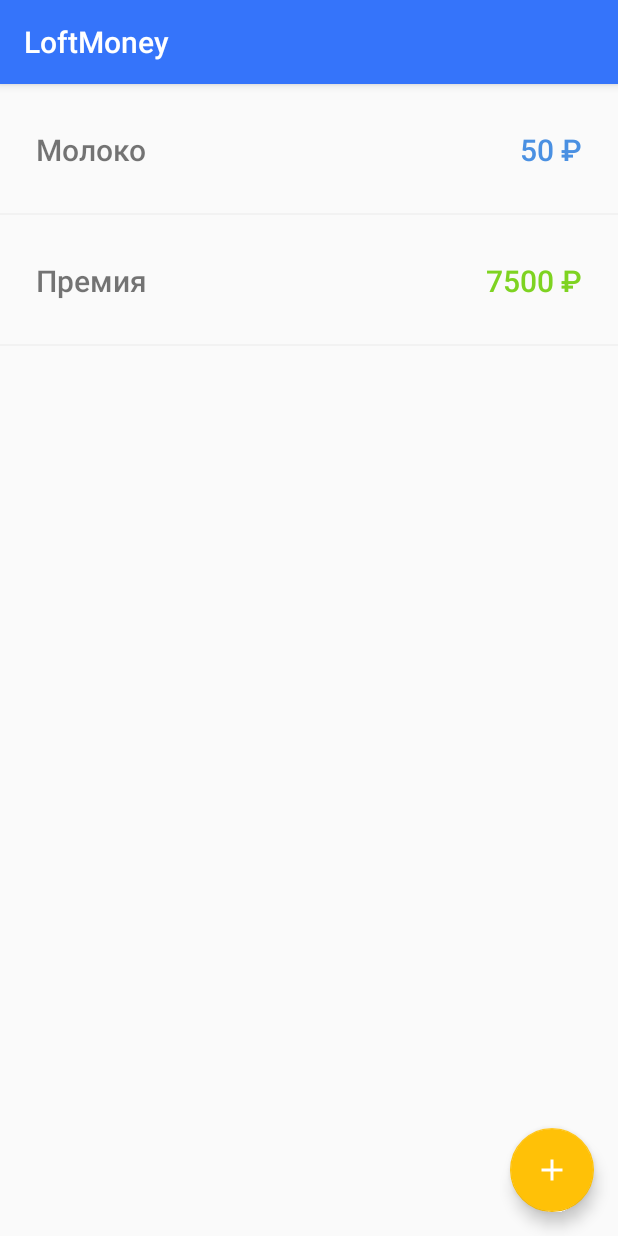
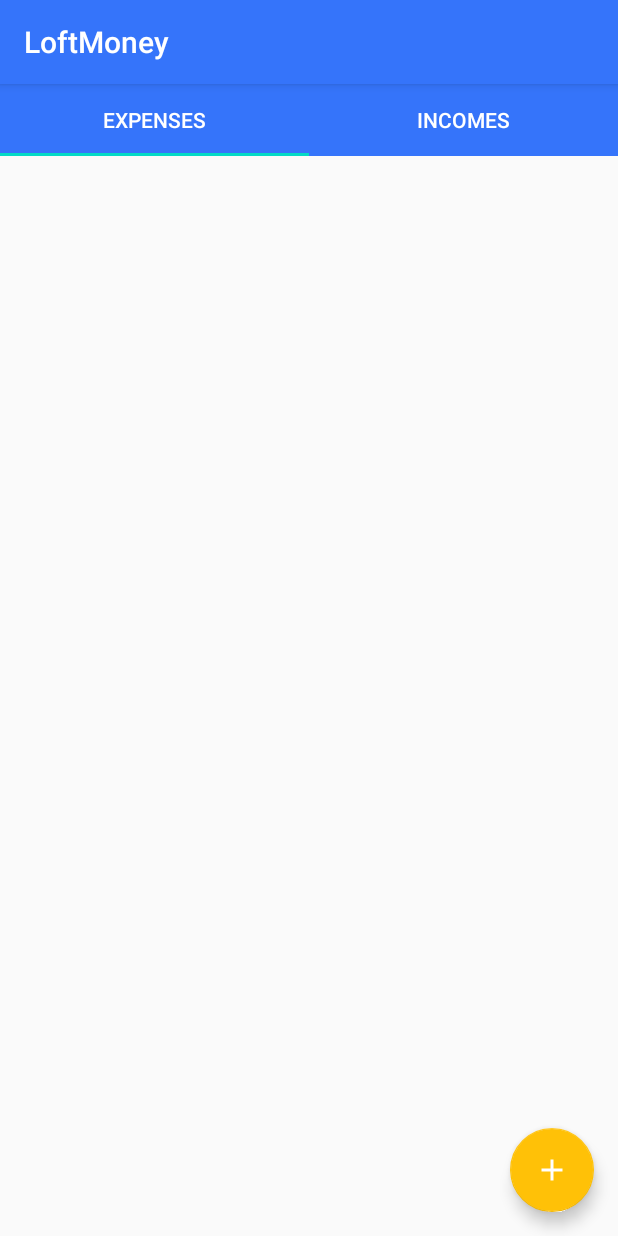
Before and after one commit to BornToNight/LoftMoney, an Android app: the screen it shows after launch (MainActivity), on a phone screen of 412 x 824 dp. Run offline under Robolectric (Android 15) with nearby library versions, the phone set to English and light mode, and no system bars.

Commit message:
ДЗ-2-2

```diff
--- a/app/build.gradle
+++ b/app/build.gradle
@@ -28,6 +28,7 @@ dependencies {
     implementation 'androidx.constraintlayout:constraintlayout:1.1.3'
     implementation "androidx.recyclerview:recyclerview:1.1.0"
     implementation 'com.google.android.material:material:1.1.0'
+    implementation 'com.google.android.material:material:1.3.0-alpha01'
     testImplementation 'junit:junit:4.12'
     androidTestImplementation 'androidx.test.ext:junit:1.1.1'
     androidTestImplementation 'androidx.test.espresso:espresso-core:3.2.0'
--- a/app/src/main/java/ru/borntonight/loftmoney/MainActivity.java
+++ b/app/src/main/java/ru/borntonight/loftmoney/MainActivity.java
@@ -1,71 +1,49 @@
 package ru.borntonight.loftmoney;
 
-import android.content.Intent;
 import android.os.Bundle;
-import android.view.View;
 
-import java.util.ArrayList;
-import java.util.List;
+import com.google.android.material.tabs.TabLayout;
 
+import androidx.annotation.NonNull;
 import androidx.appcompat.app.AppCompatActivity;
-import androidx.recyclerview.widget.LinearLayoutManager;
-import androidx.recyclerview.widget.RecyclerView;
-import ru.borntonight.loftmoney.item.Item;
-import ru.borntonight.loftmoney.item.ItemAdapter;
-import ru.borntonight.loftmoney.item.ItemAdapterClick;
+import androidx.fragment.app.Fragment;
+import androidx.fragment.app.FragmentManager;
+import androidx.fragment.app.FragmentPagerAdapter;
+import androidx.fragment.app.FragmentTransaction;
+import androidx.viewpager.widget.ViewPager;
+import ru.borntonight.loftmoney.item.BudgetFragment;
 
 public class MainActivity extends AppCompatActivity {
-
-    private RecyclerView recyclerView;
-    ItemAdapter itemAdapter;
 
     @Override
     protected void onCreate(Bundle savedInstanceState) {
         super.onCreate(savedInstanceState);
         setContentView(R.layout.activity_main);
 
-        recyclerView = findViewById(R.id.priceRecycleView);
-        itemAdapter = new ItemAdapter();
+        TabLayout tabLayout = findViewById(R.id.tabs);
+        ViewPager viewPager = findViewById(R.id.viewPager);
+        viewPager.setAdapter(new BudgetPagerAdapter(getSupportFragmentManager(), FragmentPagerAdapter.BEHAVIOR_RESUME_ONLY_CURRENT_FRAGMENT));
 
-        recyclerView.setAdapter(itemAdapter);
-        recyclerView.setLayoutManager(new LinearLayoutManager(getApplicationContext(), LinearLayoutManager.VERTICAL, false));
-
-        itemAdapter.addData(generateExpenses());
-        itemAdapter.addData(generateIncomes());
-        itemAdapter.setItemAdapterClick(new ItemAdapterClick() {
-            @Override
-            public void onItemClick(Item item) {
-                // todo действие при нажатии
-            }
-        });
-
+        tabLayout.setupWithViewPager(viewPager);
+        tabLayout.getTabAt(0).setText(R.string.expenses);
+        tabLayout.getTabAt(1).setText(R.string.incomes);
     }
 
-    @Override
-    protected void onActivityResult(int requestCode, int resultCode, Intent data) {
-        super.onActivityResult(requestCode, resultCode, data);
-        if (requestCode == 1 && resultCode == RESULT_OK) {
+    public static class BudgetPagerAdapter extends FragmentPagerAdapter {
 
-            // fixme цвет в зависимости от доход/расход
-            Item item = new Item(data.getStringExtra("name"), data.getStringExtra("price"), R.color.colorAppleGreen );
-            itemAdapter.addData(item);
+        public BudgetPagerAdapter(@NonNull FragmentManager fm, int behavior) {
+            super(fm, behavior);
+        }
+
+        @NonNull
+        @Override
+        public Fragment getItem(int position) {
+            return new BudgetFragment();
+        }
+
+        @Override
+        public int getCount() {
+            return 2;
         }
     }
-
-    private List<Item> generateExpenses() {
-        List<Item> items = new ArrayList<>();
-        items.add(new Item("Молоко", "50 ₽", R.color.colorExpense));
-        return items;
-    }
-
-    private List<Item> generateIncomes() {
-        List<Item> items = new ArrayList<>();
-        items.add(new Item("Премия", "7500 ₽", R.color.colorAppleGreen));
-        return items;
-    }
-
-    public void addItemClick(View v) {
-        Intent intentAddItem = new Intent(this, AddItemActivity.class);
-        startActivityForResult(intentAddItem, 1);
-    }
 }
--- /dev/null
+++ b/app/src/main/java/ru/borntonight/loftmoney/item/BudgetFragment.java
@@ -0,0 +1,68 @@
+package ru.borntonight.loftmoney.item;
+
+import android.app.Activity;
+import android.content.Intent;
+import android.os.Bundle;
+import android.view.LayoutInflater;
+import android.view.View;
+import android.view.ViewGroup;
+import android.widget.Button;
+
+import com.google.android.material.floatingactionbutton.FloatingActionButton;
+
+import androidx.annotation.NonNull;
+import androidx.annotation.Nullable;
+import androidx.fragment.app.Fragment;
+import androidx.recyclerview.widget.LinearLayoutManager;
+import androidx.recyclerview.widget.RecyclerView;
+import ru.borntonight.loftmoney.AddItemActivity;
+import ru.borntonight.loftmoney.MainActivity;
+import ru.borntonight.loftmoney.R;
+
+public class BudgetFragment extends Fragment {
+
+    private ItemAdapter itemAdapter;
+
+    @Nullable
+    @Override
+    public View onCreateView(
+            @NonNull final LayoutInflater inflater,
+            @Nullable final ViewGroup container,
+            @Nullable final Bundle savedInstanceState
+    ) {
+        View view = inflater.inflate(R.layout.fragment_budget, null);
+        RecyclerView recyclerView = view.findViewById(R.id.priceRecycleView);
+        itemAdapter = new ItemAdapter();
+
+        recyclerView.setAdapter(itemAdapter);
+        recyclerView.setLayoutManager(new LinearLayoutManager(getActivity(), LinearLayoutManager.VERTICAL, false));
+
+        itemAdapter.setItemAdapterClick(new ItemAdapterClick() {
+            @Override
+            public void onItemClick(Item item) {
+                // todo действие при нажатии
+            }
+        });
+
+        FloatingActionButton buttonAdd = view.findViewById(R.id.floatingActionButton);
+        buttonAdd.setOnClickListener(new View.OnClickListener() {
+            @Override
+            public void onClick(View view) {
+                Intent intentAddItem = new Intent(getActivity(), AddItemActivity.class);
+                startActivityForResult(intentAddItem, 1);
+            }
+        });
+        return view;
+    }
+
+    @Override
+    public void onActivityResult(int requestCode, int resultCode, Intent data) {
+        super.onActivityResult(requestCode, resultCode, data);
+        if (requestCode == 1 && resultCode == Activity.RESULT_OK) {
+
+            // fixme цвет в зависимости от доход/расход
+            Item item = new Item(data.getStringExtra("name"), data.getStringExtra("price"), R.color.colorAppleGreen );
+            itemAdapter.addData(item);
+        }
+    }
+}
--- a/app/src/main/res/layout/activity_main.xml
+++ b/app/src/main/res/layout/activity_main.xml
@@ -1,30 +1,22 @@
 <?xml version="1.0" encoding="utf-8"?>
-<androidx.constraintlayout.widget.ConstraintLayout xmlns:android="http://schemas.android.com/apk/res/android"
+<LinearLayout xmlns:android="http://schemas.android.com/apk/res/android"
+    xmlns:tools="http://schemas.android.com/tools"
     xmlns:app="http://schemas.android.com/apk/res-auto"
-    xmlns:tools="http://schemas.android.com/tools"
+    android:orientation="vertical"
     android:layout_width="match_parent"
     android:layout_height="match_parent"
     tools:context=".MainActivity">
 
-    <view
-        android:id="@+id/priceRecycleView"
-        class="androidx.recyclerview.widget.RecyclerView"
+    <com.google.android.material.tabs.TabLayout
+        android:id="@+id/tabs"
         android:layout_width="match_parent"
-        android:layout_height="match_parent">
+        android:layout_height="wrap_content"
+        android:background="@color/colorBar"
+        app:tabTextColor="@color/colorWhite"/>
 
-    </view>
+    <androidx.viewpager.widget.ViewPager
+        android:id="@+id/viewPager"
+        android:layout_width="match_parent"
+        android:layout_height="match_parent" />
 
-    <com.google.android.material.floatingactionbutton.FloatingActionButton
-        android:id="@+id/floatingActionButton"
-        android:layout_width="56dp"
-        android:layout_height="56dp"
-        android:layout_marginBottom="16dp"
-        android:layout_marginEnd="16dp"
-        android:clickable="true"
-        android:onClick="addItemClick"
-        android:src="@drawable/ic_baseline_add_24"
-        app:backgroundTint="#FFC107"
-        app:layout_constraintBottom_toBottomOf="@+id/priceRecycleView"
-        app:layout_constraintEnd_toEndOf="@+id/priceRecycleView" />
-
-</androidx.constraintlayout.widget.ConstraintLayout>
+</LinearLayout>
--- /dev/null
+++ b/app/src/main/res/layout/fragment_budget.xml
@@ -0,0 +1,29 @@
+<?xml version="1.0" encoding="utf-8"?>
+<androidx.constraintlayout.widget.ConstraintLayout xmlns:android="http://schemas.android.com/apk/res/android"
+    xmlns:app="http://schemas.android.com/apk/res-auto"
+    xmlns:tools="http://schemas.android.com/tools"
+    android:layout_width="match_parent"
+    android:layout_height="match_parent"
+    tools:context=".MainActivity">
+
+    <view
+        android:id="@+id/priceRecycleView"
+        class="androidx.recyclerview.widget.RecyclerView"
+        android:layout_width="match_parent"
+        android:layout_height="match_parent">
+
+    </view>
+
+    <com.google.android.material.floatingactionbutton.FloatingActionButton
+        android:id="@+id/floatingActionButton"
+        android:layout_width="56dp"
+        android:layout_height="56dp"
+        android:layout_marginBottom="16dp"
+        android:layout_marginEnd="16dp"
+        android:clickable="true"
+        android:src="@drawable/ic_baseline_add_24"
+        app:backgroundTint="#FFC107"
+        app:layout_constraintBottom_toBottomOf="@+id/priceRecycleView"
+        app:layout_constraintEnd_toEndOf="@+id/priceRecycleView" />
+
+</androidx.constraintlayout.widget.ConstraintLayout>
--- a/app/src/main/res/layout/item.xml
+++ b/app/src/main/res/layout/item.xml
@@ -32,6 +32,6 @@
     <View
         android:layout_width="match_parent"
         android:layout_height="1dp"
-        android:background="@color/divideColor"
+        android:background="@color/colorDivide"
         android:layout_gravity="bottom"/>
 </FrameLayout>
--- a/app/src/main/res/values/colors.xml
+++ b/app/src/main/res/values/colors.xml
@@ -8,5 +8,6 @@
     <color name="colorBar">#3574FA</color>
     <color name="colorBarDark">#326EEE</color>
     <color name="colorExpense">#4A90E2</color>
-    <color name="divideColor">#F2F2F2</color>
+    <color name="colorDivide">#F2F2F2</color>
+    <color name="colorWhite">#FFFFFF</color>
 </resources>
--- a/app/src/main/res/values/strings.xml
+++ b/app/src/main/res/values/strings.xml
@@ -3,4 +3,6 @@
     <string name="name">Name</string>
     <string name="price">Price</string>
     <string name="add">Add</string>
+    <string name="expenses">Expenses</string>
+    <string name="incomes">Incomes</string>
 </resources>
```
Also changed, not shown: 1 other file.
